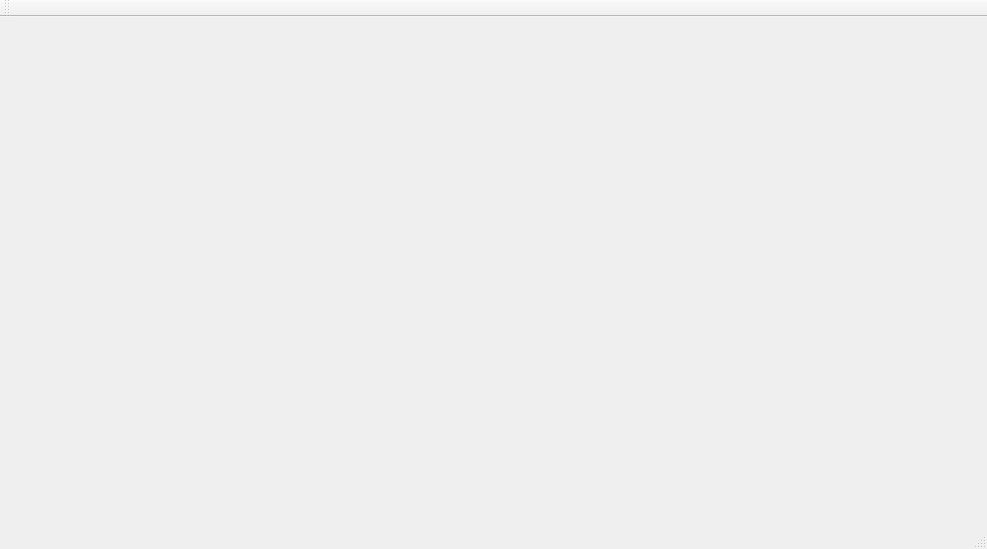
Before: the Qt Designer form mainwindow.ui in Mamoanwar97/MIPS_Simulator, drawn with Qt 5.
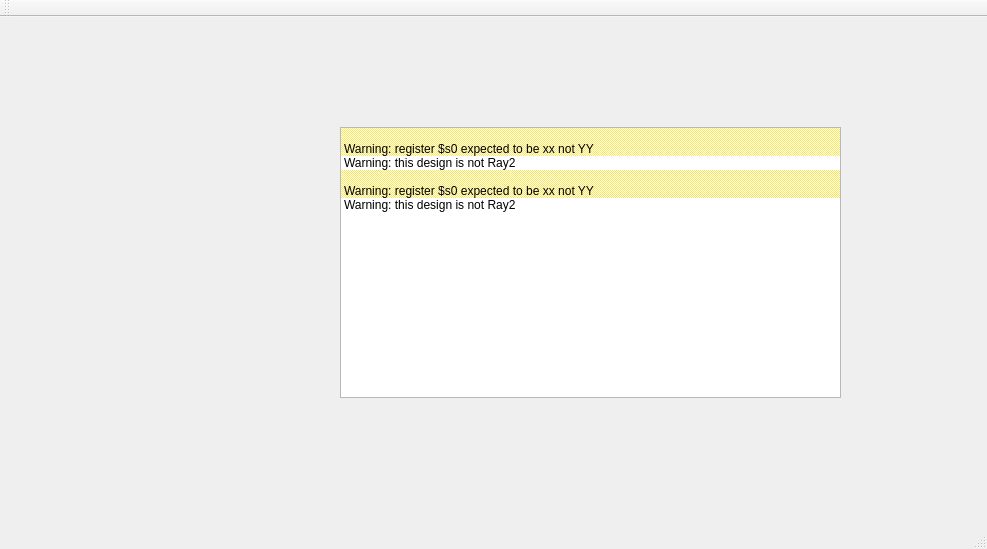
After: the same form once the commit is applied.

Commit message: Testing Class Design && Warning ICON

Diff of the .ui file:
```diff
--- a/mainwindow.ui
+++ b/mainwindow.ui
@@ -13,7 +13,58 @@
   <property name="windowTitle">
    <string>MainWindow</string>
   </property>
-  <widget class="QWidget" name="centralWidget"/>
+  <widget class="QWidget" name="centralWidget">
+   <widget class="QListWidget" name="listWidget">
+    <property name="geometry">
+     <rect>
+      <x>340</x>
+      <y>110</y>
+      <width>501</width>
+      <height>271</height>
+     </rect>
+    </property>
+    <item>
+     <property name="text">
+      <string>
+Warning: register $s0 expected to be xx not YY</string>
+     </property>
+     <property name="background">
+      <brush brushstyle="Dense4Pattern">
+       <color alpha="255">
+        <red>252</red>
+        <green>233</green>
+        <blue>79</blue>
+       </color>
+      </brush>
+     </property>
+    </item>
+    <item>
+     <property name="text">
+      <string>Warning: this design is not Ray2</string>
+     </property>
+    </item>
+    <item>
+     <property name="text">
+      <string>
+Warning: register $s0 expected to be xx not YY</string>
+     </property>
+     <property name="background">
+      <brush brushstyle="Dense4Pattern">
+       <color alpha="255">
+        <red>252</red>
+        <green>233</green>
+        <blue>79</blue>
+       </color>
+      </brush>
+     </property>
+    </item>
+    <item>
+     <property name="text">
+      <string>Warning: this design is not Ray2</string>
+     </property>
+    </item>
+   </widget>
+  </widget>
   <widget class="QMenuBar" name="menuBar">
    <property name="geometry">
     <rect>
```
The commit also changes 10 other files.
